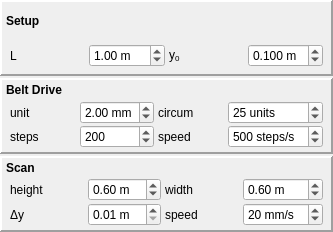
davidgrier/qacam, file QPolargraph/Polargraph_UI.ui: the form before one commit.
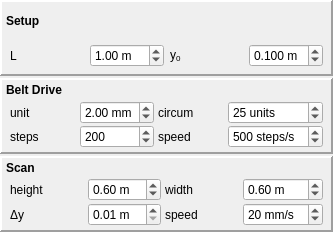
The form after the commit.

Commit message: Rename L property to ell

```diff
--- a/QPolargraph/Polargraph_UI.ui
+++ b/QPolargraph/Polargraph_UI.ui
@@ -67,7 +67,7 @@
        <widget class="QWidget" name="wSetup" native="true">
         <layout class="QHBoxLayout" name="horizontalLayout">
          <property name="spacing">
-          <number>4</number>
+          <number>6</number>
          </property>
          <property name="leftMargin">
           <number>4</number>
```
Left out of the diff: 4 changed lines with no effect on the pictures. The commit also changes 2 other files.
